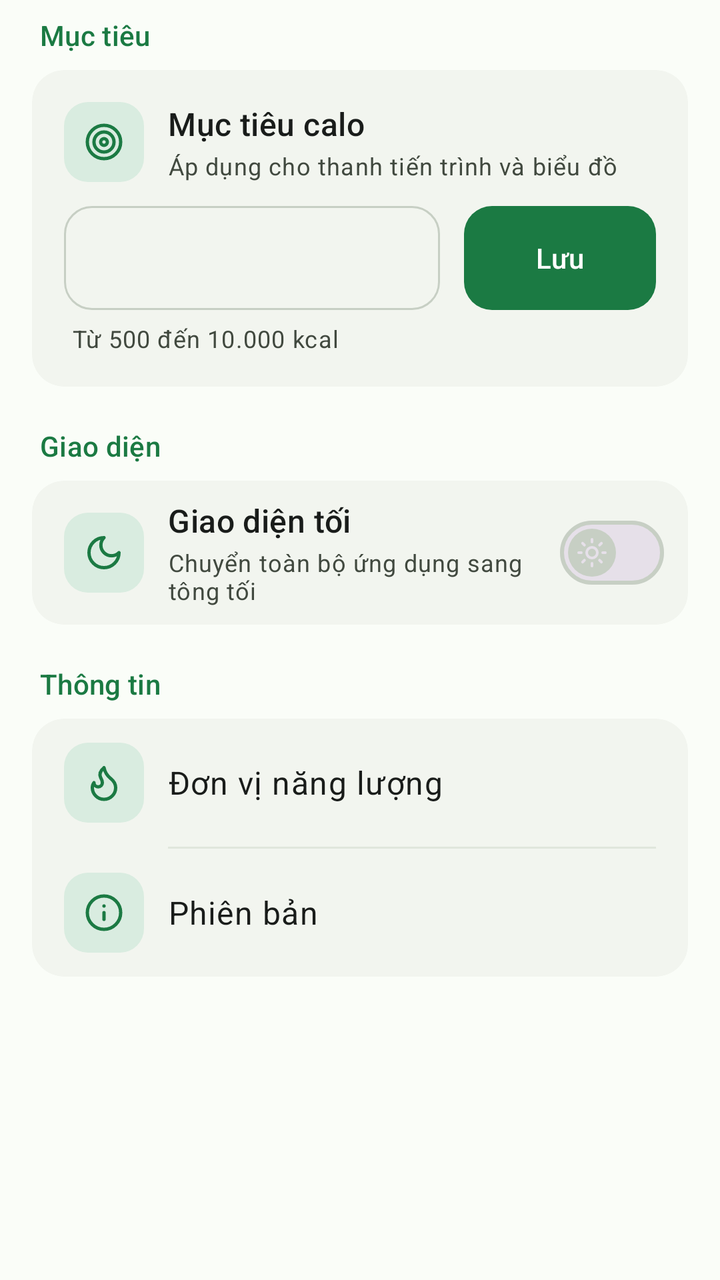
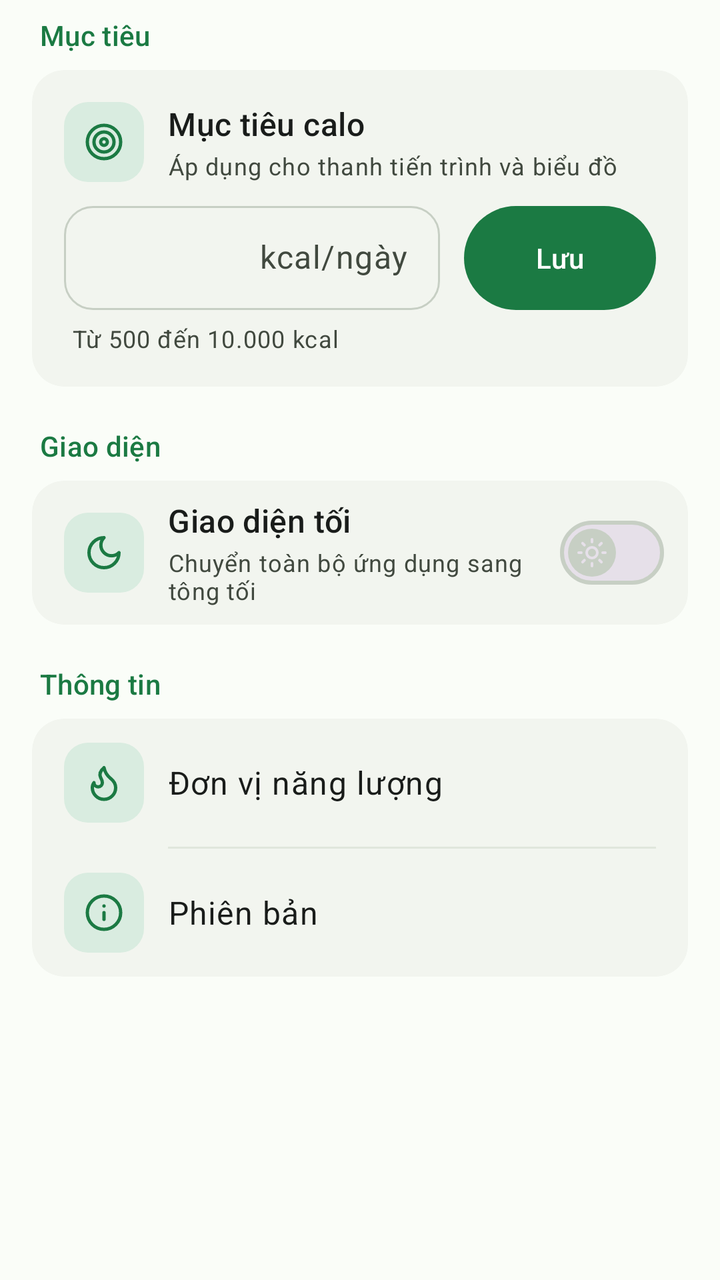

Before-and-after screenshots of an Android layout around one commit, followed by the original layout XML and the change that was made.
<!-- AndroidManifest.xml: application theme Theme.CaloTrack -->
<!-- res/layout/fragment_settings.xml -->
<?xml version="1.0" encoding="utf-8"?>
<ScrollView xmlns:android="http://schemas.android.com/apk/res/android"
    xmlns:app="http://schemas.android.com/apk/res-auto"
    android:layout_width="match_parent"
    android:layout_height="match_parent">

    <LinearLayout
        android:layout_width="match_parent"
        android:layout_height="wrap_content"
        android:orientation="vertical"
        android:paddingStart="@dimen/screen_padding"
        android:paddingTop="@dimen/space_8"
        android:paddingEnd="@dimen/screen_padding"
        android:paddingBottom="@dimen/space_24">

        
        <TextView
            style="@style/Widget.CaloTrack.SectionLabel"
            android:layout_width="wrap_content"
            android:layout_height="wrap_content"
            android:text="@string/section_goal" />

        <com.google.android.material.card.MaterialCardView
            android:layout_width="match_parent"
            android:layout_height="wrap_content"
            app:cardBackgroundColor="?attr/colorSurfaceContainer"
            app:cardCornerRadius="@dimen/radius_card"
            app:cardElevation="0dp"
            app:strokeWidth="0dp">

            <LinearLayout
                android:layout_width="match_parent"
                android:layout_height="wrap_content"
                android:orientation="vertical"
                android:padding="@dimen/space_16">

                <LinearLayout
                    android:layout_width="match_parent"
                    android:layout_height="wrap_content"
                    android:gravity="center_vertical"
                    android:orientation="horizontal">

                    <ImageView
                        android:layout_width="40dp"
                        android:layout_height="40dp"
                        android:background="@drawable/bg_date_block"
                        android:importantForAccessibility="no"
                        android:padding="10dp"
                        android:src="@drawable/ic_target"
                        app:tint="?attr/colorPrimary" />

                    <LinearLayout
                        android:layout_width="0dp"
                        android:layout_height="wrap_content"
                        android:layout_marginStart="@dimen/space_12"
                        android:layout_weight="1"
                        android:orientation="vertical">

                        <TextView
                            android:layout_width="wrap_content"
                            android:layout_height="wrap_content"
                            android:text="@string/target_label"
                            android:textAppearance="?attr/textAppearanceTitleMedium"
                            android:textColor="?attr/colorOnSurface" />

                        <TextView
                            android:layout_width="wrap_content"
                            android:layout_height="wrap_content"
                            android:layout_marginTop="2dp"
                            android:text="@string/goal_desc"
                            android:textAppearance="?attr/textAppearanceBodySmall"
                            android:textColor="?attr/colorOnSurfaceVariant" />
                    </LinearLayout>
                </LinearLayout>

                <LinearLayout
                    android:layout_width="match_parent"
                    android:layout_height="wrap_content"
                    android:layout_marginTop="@dimen/space_12"
                    android:baselineAligned="false"
                    android:gravity="center_vertical"
                    android:orientation="horizontal">

                    <com.google.android.material.textfield.TextInputLayout
                        android:layout_width="0dp"
                        android:layout_height="52dp"
                        android:layout_weight="1"
                        app:boxCornerRadiusBottomEnd="@dimen/radius_field"
                        app:boxCornerRadiusBottomStart="@dimen/radius_field"
                        app:boxCornerRadiusTopEnd="@dimen/radius_field"
                        app:boxCornerRadiusTopStart="@dimen/radius_field"
                        app:hintEnabled="false"
                        app:suffixText="kcal/ngày">

                        <com.google.android.material.textfield.TextInputEditText
                            android:id="@+id/et_target_calories"
                            android:layout_width="match_parent"
                            android:layout_height="match_parent"
                            android:fontFeatureSettings="tnum"
                            android:gravity="center_vertical"
                            android:imeOptions="actionDone"
                            android:inputType="number"
                            android:maxLength="5"
                            android:paddingTop="0dp"
                            android:paddingBottom="0dp" />
                    </com.google.android.material.textfield.TextInputLayout>

                    <com.google.android.material.button.MaterialButton
                        android:id="@+id/btn_save_target"
                        android:layout_width="wrap_content"
                        android:layout_height="52dp"
                        android:layout_marginStart="@dimen/space_12"
                        android:insetTop="0dp"
                        android:insetBottom="0dp"
                        android:minWidth="96dp"
                        android:stateListAnimator="@animator/uiverse_press_scale"
                        android:text="@string/save"
                        app:cornerRadius="@dimen/radius_field" />
                </LinearLayout>

                <TextView
                    android:layout_width="wrap_content"
                    android:layout_height="wrap_content"
                    android:layout_marginStart="@dimen/space_4"
                    android:layout_marginTop="6dp"
                    android:text="@string/target_range_hint"
                    android:textAppearance="?attr/textAppearanceBodySmall"
                    android:textColor="?attr/colorOnSurfaceVariant" />
            </LinearLayout>
        </com.google.android.material.card.MaterialCardView>

        
        <TextView
            style="@style/Widget.CaloTrack.SectionLabel"
            android:layout_width="wrap_content"
            android:layout_height="wrap_content"
            android:layout_marginTop="@dimen/space_20"
            android:text="@string/section_appearance" />

        <com.google.android.material.card.MaterialCardView
            android:layout_width="match_parent"
            android:layout_height="wrap_content"
            app:cardBackgroundColor="?attr/colorSurfaceContainer"
            app:cardCornerRadius="@dimen/radius_card"
            app:cardElevation="0dp"
            app:strokeWidth="0dp">

            <LinearLayout
                android:layout_width="match_parent"
                android:layout_height="wrap_content"
                android:gravity="center_vertical"
                android:minHeight="72dp"
                android:orientation="horizontal"
                android:paddingStart="@dimen/space_16"
                android:paddingEnd="@dimen/space_12">

                <ImageView
                    android:id="@+id/iv_theme_icon"
                    android:layout_width="40dp"
                    android:layout_height="40dp"
                    android:background="@drawable/bg_date_block"
                    android:importantForAccessibility="no"
                    android:padding="10dp"
                    android:src="@drawable/ic_moon"
                    app:tint="?attr/colorPrimary" />

                <LinearLayout
                    android:layout_width="0dp"
                    android:layout_height="wrap_content"
                    android:layout_marginStart="@dimen/space_12"
                    android:layout_weight="1"
                    android:orientation="vertical">

                    <TextView
                        android:layout_width="wrap_content"
                        android:layout_height="wrap_content"
                        android:text="@string/dark_mode"
                        android:textAppearance="?attr/textAppearanceTitleMedium"
                        android:textColor="?attr/colorOnSurface" />

                    <TextView
                        android:layout_width="wrap_content"
                        android:layout_height="wrap_content"
                        android:layout_marginTop="2dp"
                        android:text="@string/dark_mode_desc"
                        android:textAppearance="?attr/textAppearanceBodySmall"
                        android:textColor="?attr/colorOnSurfaceVariant" />
                </LinearLayout>

                <com.google.android.material.materialswitch.MaterialSwitch
                    android:id="@+id/switch_dark_mode"
                    android:layout_width="wrap_content"
                    android:layout_height="wrap_content"
                    android:contentDescription="@string/dark_mode"
                    app:thumbIcon="@drawable/selector_switch_thumb_icon" />
            </LinearLayout>
        </com.google.android.material.card.MaterialCardView>

        
        <TextView
            style="@style/Widget.CaloTrack.SectionLabel"
            android:layout_width="wrap_content"
            android:layout_height="wrap_content"
            android:layout_marginTop="@dimen/space_20"
            android:text="@string/section_info" />

        <com.google.android.material.card.MaterialCardView
            android:layout_width="match_parent"
            android:layout_height="wrap_content"
            app:cardBackgroundColor="?attr/colorSurfaceContainer"
            app:cardCornerRadius="@dimen/radius_card"
            app:cardElevation="0dp"
            app:strokeWidth="0dp">

            <LinearLayout
                android:layout_width="match_parent"
                android:layout_height="wrap_content"
                android:orientation="vertical">

                <LinearLayout
                    android:layout_width="match_parent"
                    android:layout_height="64dp"
                    android:gravity="center_vertical"
                    android:orientation="horizontal"
                    android:paddingStart="@dimen/space_16"
                    android:paddingEnd="@dimen/space_16">

                    <ImageView
                        android:layout_width="40dp"
                        android:layout_height="40dp"
                        android:background="@drawable/bg_date_block"
                        android:importantForAccessibility="no"
                        android:padding="10dp"
                        android:src="@drawable/ic_flame"
                        app:tint="?attr/colorPrimary" />

                    <TextView
                        android:layout_width="0dp"
                        android:layout_height="wrap_content"
                        android:layout_marginStart="@dimen/space_12"
                        android:layout_weight="1"
                        android:text="@string/unit_label"
                        android:textAppearance="?attr/textAppearanceBodyLarge"
                        android:textColor="?attr/colorOnSurface" />

                    <TextView
                        android:id="@+id/tv_unit_value"
                        android:layout_width="wrap_content"
                        android:layout_height="wrap_content"
                        android:textAppearance="?attr/textAppearanceBodyLarge"
                        android:textColor="?attr/colorOnSurfaceVariant" />
                </LinearLayout>

                <View
                    android:layout_width="match_parent"
                    android:layout_height="1dp"
                    android:layout_marginStart="68dp"
                    android:layout_marginEnd="@dimen/space_16"
                    android:background="?attr/colorOutlineVariant" />

                <LinearLayout
                    android:layout_width="match_parent"
                    android:layout_height="64dp"
                    android:gravity="center_vertical"
                    android:orientation="horizontal"
                    android:paddingStart="@dimen/space_16"
                    android:paddingEnd="@dimen/space_16">

                    <ImageView
                        android:layout_width="40dp"
                        android:layout_height="40dp"
                        android:background="@drawable/bg_date_block"
                        android:importantForAccessibility="no"
                        android:padding="10dp"
                        android:src="@drawable/ic_info"
                        app:tint="?attr/colorPrimary" />

                    <TextView
                        android:layout_width="0dp"
                        android:layout_height="wrap_content"
                        android:layout_marginStart="@dimen/space_12"
                        android:layout_weight="1"
                        android:text="@string/label_version"
                        android:textAppearance="?attr/textAppearanceBodyLarge"
                        android:textColor="?attr/colorOnSurface" />

                    <TextView
                        android:id="@+id/tv_version_value"
                        android:layout_width="wrap_content"
                        android:layout_height="wrap_content"
                        android:fontFeatureSettings="tnum"
                        android:textAppearance="?attr/textAppearanceBodyLarge"
                        android:textColor="?attr/colorOnSurfaceVariant" />
                </LinearLayout>
            </LinearLayout>
        </com.google.android.material.card.MaterialCardView>

    </LinearLayout>
</ScrollView>
<!-- resources referenced by this layout -->
<resources>
  <dimen name="radius_card">16dp</dimen>
  <dimen name="radius_field">14dp</dimen>
  <dimen name="screen_padding">16dp</dimen>
  <dimen name="space_12">12dp</dimen>
  <dimen name="space_16">16dp</dimen>
  <dimen name="space_20">20dp</dimen>
  <dimen name="space_24">24dp</dimen>
  <dimen name="space_4">4dp</dimen>
  <dimen name="space_8">8dp</dimen>
  <!-- drawable bg_date_block (drawable) -->
  <?xml version="1.0" encoding="utf-8"?>
  <shape xmlns:android="http://schemas.android.com/apk/res/android"
      android:shape="rectangle">
      <corners android:radius="12dp" />
      <solid android:color="?attr/colorSecondaryContainer" />
  </shape>
  <!-- drawable selector_switch_thumb_icon (drawable) -->
  <?xml version="1.0" encoding="utf-8"?>
  <selector xmlns:android="http://schemas.android.com/apk/res/android">
      <item android:drawable="@drawable/ic_moon" android:state_checked="true" />
      <item android:drawable="@drawable/ic_sun" />
  </selector>
  <string name="dark_mode">Giao diện tối</string>
  <string name="dark_mode_desc">Chuyển toàn bộ ứng dụng sang tông tối</string>
  <string name="goal_desc">Áp dụng cho thanh tiến trình và biểu đồ</string>
  <string name="label_version">Phiên bản</string>
  <string name="save">Lưu</string>
  <string name="section_appearance">Giao diện</string>
  <string name="section_goal">Mục tiêu</string>
  <string name="section_info">Thông tin</string>
  <string name="target_label">Mục tiêu calo</string>
  <string name="target_range_hint">Từ 500 đến 10.000 kcal</string>
  <string name="unit_label">Đơn vị năng lượng</string>
  <color name="proto_primary">#1b7a43</color>
  <color name="proto_on_primary">#ffffff</color>
  <color name="proto_primary_container">#c9f2cf</color>
  <color name="proto_on_primary_container">#05421f</color>
  <color name="proto_secondary_container">#d9ece0</color>
  <color name="proto_on_secondary_container">#21363a</color>
  <color name="proto_surface">#fafdf8</color>
  <color name="proto_on_surface">#191c1a</color>
  <color name="proto_surface_variant">#eef2ea</color>
  <color name="proto_on_surface_variant">#41493f</color>
  <color name="proto_surface_container">#f2f5ef</color>
  <color name="proto_surface_container_high">#e9eee5</color>
  <color name="proto_outline">#c7cfc4</color>
  <color name="proto_outline_variant">#e0e6dc</color>
  <color name="proto_error">#ba1a1a</color>
  <color name="proto_error_container">#ffdad6</color>
  <style name="Widget.CaloTrack.BottomNavigationView" parent="Widget.Material3.BottomNavigationView">
          <item name="itemActiveIndicatorStyle">@style/Widget.CaloTrack.BottomNavActiveIndicator</item>
      </style>
  <style name="Widget.CaloTrack.BottomNavActiveIndicator" parent="Widget.Material3.BottomNavigationView.ActiveIndicator">
          <item name="android:color">?attr/colorSecondaryContainer</item>
      </style>
  <!-- unchanged entries left out for length: 7 -->
</resources>

<!-- the commit's change to res/layout/fragment_settings.xml (unified diff, before → after) -->
@@ -81,29 +81,42 @@
                     android:gravity="center_vertical"
                     android:orientation="horizontal">
 
-                    <com.google.android.material.textfield.TextInputLayout
+                    <LinearLayout
+                        android:id="@+id/target_input_container"
                         android:layout_width="0dp"
                         android:layout_height="52dp"
                         android:layout_weight="1"
-                        app:boxCornerRadiusBottomEnd="@dimen/radius_field"
-                        app:boxCornerRadiusBottomStart="@dimen/radius_field"
-                        app:boxCornerRadiusTopEnd="@dimen/radius_field"
-                        app:boxCornerRadiusTopStart="@dimen/radius_field"
-                        app:hintEnabled="false"
-                        app:suffixText="kcal/ngày">
+                        android:background="@drawable/bg_target_input_field"
+                        android:gravity="center_vertical"
+                        android:orientation="horizontal"
+                        android:paddingStart="@dimen/space_16"
+                        android:paddingEnd="@dimen/space_16">
 
                         <com.google.android.material.textfield.TextInputEditText
                             android:id="@+id/et_target_calories"
-                            android:layout_width="match_parent"
+                            android:layout_width="0dp"
                             android:layout_height="match_parent"
+                            android:layout_weight="1"
+                            android:background="@null"
                             android:fontFeatureSettings="tnum"
                             android:gravity="center_vertical"
                             android:imeOptions="actionDone"
+                            android:includeFontPadding="false"
                             android:inputType="number"
                             android:maxLength="5"
-                            android:paddingTop="0dp"
-                            android:paddingBottom="0dp" />
-                    </com.google.android.material.textfield.TextInputLayout>
+                            android:padding="0dp"
+                            android:textAppearance="?attr/textAppearanceBodyLarge"
+                            android:textColor="?attr/colorOnSurface" />
+
+                        <TextView
+                            android:layout_width="wrap_content"
+                            android:layout_height="wrap_content"
+                            android:layout_marginStart="@dimen/space_8"
+                            android:includeFontPadding="false"
+                            android:text="kcal/ngày"
+                            android:textAppearance="?attr/textAppearanceBodyLarge"
+                            android:textColor="?attr/colorOnSurfaceVariant" />
+                    </LinearLayout>
 
                     <com.google.android.material.button.MaterialButton
                         android:id="@+id/btn_save_target"
@@ -115,7 +128,7 @@
                         android:minWidth="96dp"
                         android:stateListAnimator="@animator/uiverse_press_scale"
                         android:text="@string/save"
-                        app:cornerRadius="@dimen/radius_field" />
+                        app:cornerRadius="26dp" />
                 </LinearLayout>
 
                 <TextView
<!-- resource entries referenced after the edit -->
@@ -16,6 +16,28 @@
       <corners android:radius="12dp" />
       <solid android:color="?attr/colorSecondaryContainer" />
   </shape>
+  <!-- drawable bg_target_input_field (drawable) -->
+  <?xml version="1.0" encoding="utf-8"?>
+  <selector xmlns:android="http://schemas.android.com/apk/res/android">
+      <item android:state_activated="true">
+          <shape android:shape="rectangle">
+              <solid android:color="@android:color/transparent" />
+              <stroke
+                  android:width="1.5dp"
+                  android:color="?attr/colorPrimary" />
+              <corners android:radius="@dimen/radius_field" />
+          </shape>
+      </item>
+      <item>
+          <shape android:shape="rectangle">
+              <solid android:color="@android:color/transparent" />
+              <stroke
+                  android:width="1dp"
+                  android:color="?attr/colorOutline" />
+              <corners android:radius="@dimen/radius_field" />
+          </shape>
+      </item>
+  </selector>
   <!-- drawable selector_switch_thumb_icon (drawable) -->
   <?xml version="1.0" encoding="utf-8"?>
   <selector xmlns:android="http://schemas.android.com/apk/res/android">
